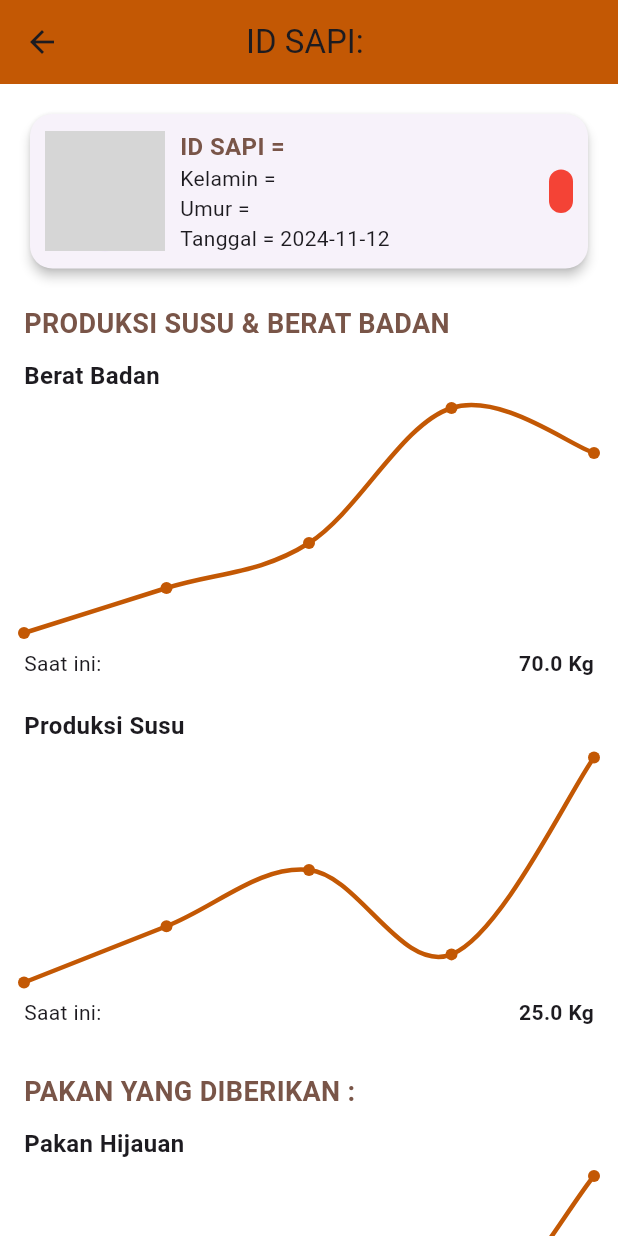
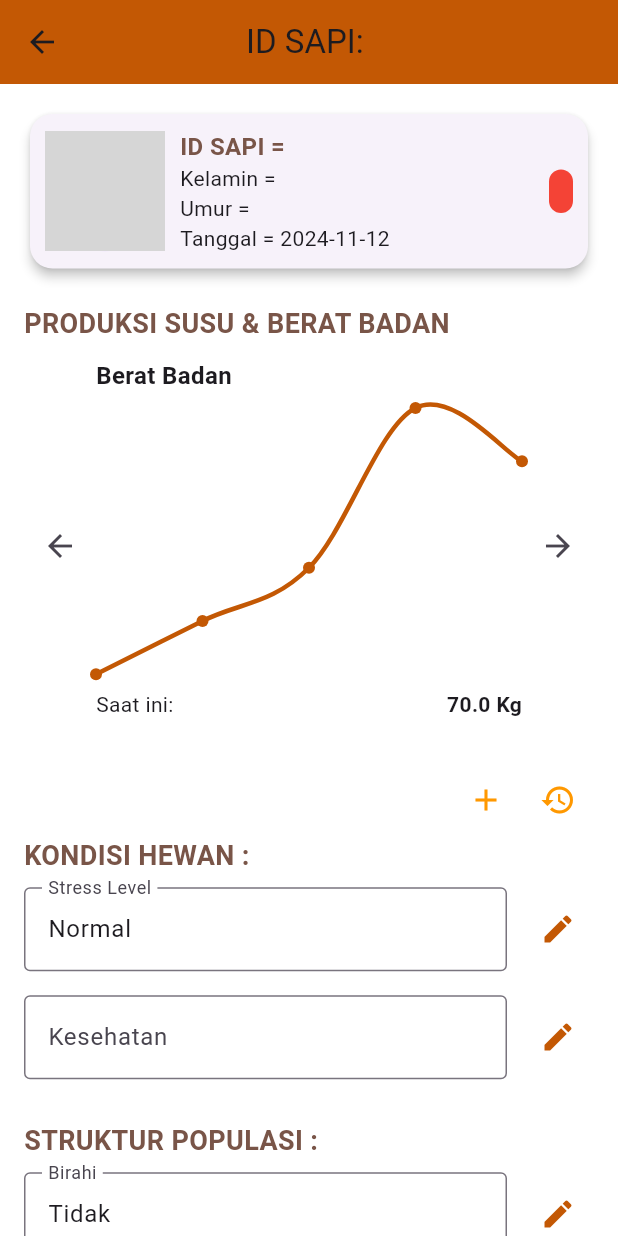
Before and after one commit to MaedaKenji/Protel-ternaknesia, a Flutter app: the DataSapiPage screen opened directly with empty values, on a phone screen of 412 x 824 dp. Run offline on Flutter 3.47's test engine with Material 3 defaults, Android fonts, the phone set to English and light mode, and no system bars; drawn by our look-alikes of fl_chart; network calls fail; grey boxes are pictures that could not be loaded.

Commit message:
Beberapa update pada datasapipage

```diff
--- a/lib/screens/datasapipage.dart
+++ b/lib/screens/datasapipage.dart
@@ -1,7 +1,7 @@
 import 'package:flutter/material.dart';
 import 'package:fl_chart/fl_chart.dart';
 
-class DataSapiPage extends StatelessWidget {
+class DataSapiPage extends StatefulWidget {
   final String id;
   final String gender;
   final String age;
@@ -16,11 +16,82 @@ class DataSapiPage extends StatelessWidget {
   }) : super(key: key);
 
   @override
+  _DataSapiPageState createState() => _DataSapiPageState();
+}
+
+class _DataSapiPageState extends State<DataSapiPage> {
+  int _currentChartIndex = 0;
+  List<String> historyData = ['70 Kg', '65 Kg', '72 Kg', '68 Kg'];
+
+  void _nextChart() {
+    setState(() {
+      _currentChartIndex = (_currentChartIndex + 1) % 4;
+    });
+  }
+
+  void _previousChart() {
+    setState(() {
+      _currentChartIndex = (_currentChartIndex - 1) % 4;
+      if (_currentChartIndex < 0) {
+        _currentChartIndex = 3;
+      }
+    });
+  }
+
+  void _addNewData() async {
+    String? newData = await showDialog(
+      context: context,
+      builder: (context) {
+        return _NewDataDialog();
+      },
+    );
+    if (newData != null) {
+      setState(() {
+        historyData.add(newData);
+      });
+      _showSuccessDialog();
+    }
+  }
+
+  void _showSuccessDialog() {
+    showDialog(
+      context: context,
+      builder: (context) {
+        return AlertDialog(
+          content: Row(
+            children: [
+              Icon(Icons.check_circle, color: Colors.orange, size: 40),
+              SizedBox(width: 10),
+              Text("PERUBAHAN DATA SAPI BERHASIL"),
+            ],
+          ),
+        );
+      },
+    );
+  }
+
+  void _showHistory() async {
+    await showDialog(
+      context: context,
+      builder: (context) {
+        return _HistoryDialog(
+          data: historyData,
+          onDelete: (index) {
+            setState(() {
+              historyData.removeAt(index);
+            });
+          },
+        );
+      },
+    );
+  }
+
+  @override
   Widget build(BuildContext context) {
     return Scaffold(
       appBar: AppBar(
         backgroundColor: Color(0xFFC35804),
-        title: Text('ID SAPI: $id'),
+        title: Text('ID SAPI: ${widget.id}'),
         centerTitle: true,
       ),
       body: SingleChildScrollView(
@@ -28,60 +99,9 @@ class DataSapiPage extends StatelessWidget {
         child: Column(
           crossAxisAlignment: CrossAxisAlignment.start,
           children: [
-            // Header Card
-            Card(
-              shape: RoundedRectangleBorder(
-                borderRadius: BorderRadius.circular(15),
-              ),
-              elevation: 3,
-              child: Padding(
-                padding: const EdgeInsets.all(10.0),
-                child: Row(
-                  children: [
-                    CircleAvatar(
-                      radius: 40,
-                      backgroundImage: AssetImage('assets/images/cow.png'),
-                    ),
-                    const SizedBox(width: 10),
-                    Expanded(
-                      child: Column(
-                        crossAxisAlignment: CrossAxisAlignment.start,
-                        children: [
-                          Text(
-                            'ID SAPI = $id',
-                            style: const TextStyle(
-                              fontSize: 16,
-                              fontWeight: FontWeight.bold,
-                              color: Colors.brown,
-                            ),
-                          ),
-                          Text('Kelamin = $gender'),
-                          Text('Umur = $age'),
-                          Text(
-                              'Tanggal = ${DateTime.now().toString().split(" ")[0]}'),
-                        ],
-                      ),
-                    ),
-                    Container(
-                      padding: const EdgeInsets.symmetric(
-                          horizontal: 8, vertical: 4),
-                      decoration: BoxDecoration(
-                        color:
-                            healthStatus == 'SEHAT' ? Colors.green : Colors.red,
-                        borderRadius: BorderRadius.circular(8),
-                      ),
-                      child: Text(
-                        healthStatus,
-                        style: const TextStyle(color: Colors.white),
-                      ),
-                    ),
-                  ],
-                ),
-              ),
-            ),
+            _buildHeaderCard(),
             const SizedBox(height: 20),
 
-            // Chart Section
             const Text(
               'PRODUKSI SUSU & BERAT BADAN',
               style: TextStyle(
@@ -91,52 +111,41 @@ class DataSapiPage extends StatelessWidget {
               ),
             ),
             const SizedBox(height: 10),
-            _buildLineChart('Berat Badan', 70),
-            const SizedBox(height: 10),
-            _buildLineChart('Produksi Susu', 25),
+            Row(
+              mainAxisAlignment: MainAxisAlignment.spaceBetween,
+              children: [
+                IconButton(
+                  icon: Icon(Icons.arrow_back),
+                  onPressed: _previousChart,
+                ),
+                Expanded(child: _buildChart()),
+                IconButton(
+                  icon: Icon(Icons.arrow_forward),
+                  onPressed: _nextChart,
+                ),
+              ],
+            ),
             const SizedBox(height: 20),
 
-            // Feed Section
-            const Text(
-              'PAKAN YANG DIBERIKAN :',
-              style: TextStyle(
-                fontSize: 18,
-                fontWeight: FontWeight.bold,
-                color: Colors.brown,
-              ),
+            Row(
+              mainAxisAlignment: MainAxisAlignment.end,
+              children: [
+                IconButton(
+                  icon: Icon(Icons.add, color: Colors.orange),
+                  onPressed: _addNewData,
+                ),
+                IconButton(
+                  icon: Icon(Icons.history, color: Colors.orange),
+                  onPressed: _showHistory,
+                ),
+              ],
             ),
-            const SizedBox(height: 10),
-            _buildLineChart('Pakan Hijauan', 30),
-            const SizedBox(height: 10),
-            _buildLineChart('Pakan Sentrat', 20),
+
+            _buildConditionsSection(),
+            const SizedBox(height: 20),
+            _buildPopulationStructureSection(),
             const SizedBox(height: 20),
 
-            // Conditions Section
-            const Text(
-              'KONDISI HEWAN :',
-              style: TextStyle(
-                fontSize: 18,
-                fontWeight: FontWeight.bold,
-                color: Colors.brown,
-              ),
-            ),
-            _buildEditableField('Stress Level', 'Normal'),
-            _buildEditableField('Kesehatan', healthStatus),
-
-            // Population Structure Section
-            const SizedBox(height: 20),
-            const Text(
-              'STRUKTUR POPULASI :',
-              style: TextStyle(
-                fontSize: 18,
-                fontWeight: FontWeight.bold,
-                color: Colors.brown,
-              ),
-            ),
-            _buildEditableField('Birahi', 'Tidak'),
-            _buildEditableField('Status', 'Aktif'),
-
-            const SizedBox(height: 20),
             const Text(
               'CATATAN :',
               style: TextStyle(
@@ -154,7 +163,6 @@ class DataSapiPage extends StatelessWidget {
             ),
             const SizedBox(height: 20),
 
-            // Button to remove the cow from the barn
             SizedBox(
               width: double.infinity,
               child: ElevatedButton(
@@ -177,7 +185,68 @@ class DataSapiPage extends StatelessWidget {
     );
   }
 
-  // Function to build static line chart
+  Widget _buildHeaderCard() {
+    return Card(
+      shape: RoundedRectangleBorder(
+        borderRadius: BorderRadius.circular(15),
+      ),
+      elevation: 3,
+      child: Padding(
+        padding: const EdgeInsets.all(10.0),
+        child: Row(
+          children: [
+            const CircleAvatar(
+              radius: 40,
+              backgroundImage: AssetImage('assets/images/cow.png'),
+            ),
+            const SizedBox(width: 10),
+            Expanded(
+              child: Column(
+                crossAxisAlignment: CrossAxisAlignment.start,
+                children: [
+                  Text(
+                    'ID SAPI = ${widget.id}',
+                    style: const TextStyle(
+                      fontSize: 16,
+                      fontWeight: FontWeight.bold,
+                      color: Colors.brown,
+                    ),
+                  ),
+                  Text('Kelamin = ${widget.gender}'),
+                  Text('Umur = ${widget.age}'),
+                  Text('Tanggal = ${DateTime.now().toString().split(" ")[0]}'),
+                ],
+              ),
+            ),
+            Container(
+              padding: const EdgeInsets.symmetric(horizontal: 8, vertical: 4),
+              decoration: BoxDecoration(
+                color: widget.healthStatus == 'SEHAT' ? Colors.green : Colors.red,
+                borderRadius: BorderRadius.circular(8),
+              ),
+              child: Text(
+                widget.healthStatus,
+                style: const TextStyle(color: Colors.white),
+              ),
+            ),
+          ],
+        ),
+      ),
+    );
+  }
+
+  Widget _buildChart() {
+    return IndexedStack(
+      index: _currentChartIndex,
+      children: [
+        _buildLineChart('Berat Badan', 70),
+        _buildLineChart('Produksi Susu', 25),
+        _buildLineChart('Pakan Hijauan', 30),
+        _buildLineChart('Pakan Sentrat', 20),
+      ],
+    );
+  }
+
   Widget _buildLineChart(String title, double currentValue) {
     return Column(
       crossAxisAlignment: CrossAxisAlignment.start,
@@ -187,8 +256,8 @@ class DataSapiPage extends StatelessWidget {
           style: const TextStyle(fontSize: 16, fontWeight: FontWeight.bold),
         ),
         const SizedBox(height: 10),
-        SizedBox(
-          height: 150,
+        AspectRatio(
+          aspectRatio: 1.6,
           child: LineChart(
             LineChartData(
               lineBarsData: [
@@ -202,7 +271,7 @@ class DataSapiPage extends StatelessWidget {
                   ],
                   isCurved: true,
                   barWidth: 3,
-                  color: Color(0xFFC35804), // Use 'color' instead of 'colors'
+                  color: const Color(0xFFC35804),
                   dotData: FlDotData(show: true),
                 ),
               ],
@@ -228,7 +297,42 @@ class DataSapiPage extends StatelessWidget {
     );
   }
 
-  // Function to build editable fields with edit icons
+  Widget _buildConditionsSection() {
+    return Column(
+      crossAxisAlignment: CrossAxisAlignment.start,
+      children: [
+        const Text(
+          'KONDISI HEWAN :',
+          style: TextStyle(
+            fontSize: 18,
+            fontWeight: FontWeight.bold,
+            color: Colors.brown,
+          ),
+        ),
+        _buildEditableField('Stress Level', 'Normal'),
+        _buildEditableField('Kesehatan', widget.healthStatus),
+      ],
+    );
+  }
+
+  Widget _buildPopulationStructureSection() {
+    return Column(
+      crossAxisAlignment: CrossAxisAlignment.start,
+      children: [
+        const Text(
+          'STRUKTUR POPULASI :',
+          style: TextStyle(
+            fontSize: 18,
+            fontWeight: FontWeight.bold,
+            color: Colors.brown,
+          ),
+        ),
+        _buildEditableField('Birahi', 'Tidak'),
+        _buildEditableField('Status', 'Aktif'),
+      ],
+    );
+  }
+
   Widget _buildEditableField(String label, String value) {
     return Padding(
       padding: const EdgeInsets.symmetric(vertical: 8.0),
@@ -246,12 +350,87 @@ class DataSapiPage extends StatelessWidget {
           const SizedBox(width: 10),
           IconButton(
             icon: const Icon(Icons.edit, color: Color(0xFFC35804)),
-            onPressed: () {
-              // Add logic for editing the condition
-            },
+            onPressed: () {},
           ),
         ],
       ),
     );
   }
 }
+
+// Dialog untuk menambahkan data baru
+class _NewDataDialog extends StatelessWidget {
+  @override
+  Widget build(BuildContext context) {
+    TextEditingController _controller = TextEditingController();
+
+    return AlertDialog(
+      title: Text("SILAHKAN INPUT DATA BARU :"),
+      content: TextField(
+        controller: _controller,
+        decoration: InputDecoration(suffixText: "Kg"),
+        keyboardType: TextInputType.number,
+      ),
+      actions: [
+        TextButton(
+          onPressed: () => Navigator.of(context).pop(),
+          child: Text("BATAL"),
+        ),
+        TextButton(
+          onPressed: () => Navigator.of(context).pop(_controller.text + " Kg"),
+          child: Text("OK"),
+        ),
+      ],
+    );
+  }
+}
+
+// Dialog untuk riwayat data
+class _HistoryDialog extends StatelessWidget {
+  final List<String> data;
+  final Function(int) onDelete;
+
+  _HistoryDialog({required this.data, required this.onDelete});
+
+  @override
+  Widget build(BuildContext context) {
+    return AlertDialog(
+      title: Text("RIWAYAT PAKAN"),
+      content: Column(
+        mainAxisSize: MainAxisSize.min,
+        children: data.asMap().entries.map((entry) {
+          int index = entry.key;
+          String value = entry.value;
+          return Row(
+            mainAxisAlignment: MainAxisAlignment.spaceBetween,
+            children: [
+              Text(value),
+              Row(
+                children: [
+                  IconButton(
+                    icon: Icon(Icons.edit, color: Colors.orange),
+                    onPressed: () {}, // Logika untuk edit data
+                  ),
+                  IconButton(
+                    icon: Icon(Icons.close, color: Colors.orange),
+                    onPressed: () => onDelete(index),
+                  ),
+                ],
+              ),
+            ],
+          );
+        }).toList(),
+      ),
+      actions: [
+        TextButton(
+          onPressed: () => Navigator.of(context).pop(),
+          child: Text("BATAL"),
+        ),
+        TextButton(
+          onPressed: () => Navigator.of(context).pop(),
+          child: Text("OK"),
+        ),
+      ],
+    );
+  }
+}
--- a/pubspec.yaml
+++ b/pubspec.yaml
@@ -33,6 +33,8 @@ dependencies:
 
   # Add the http package below
   http: ^0.13.5
+
+  carousel_slider: ^5.0.0
 
 
   # The following adds the Cupertino Icons font to your application.
```
Also changed, not shown: pubspec.lock.
